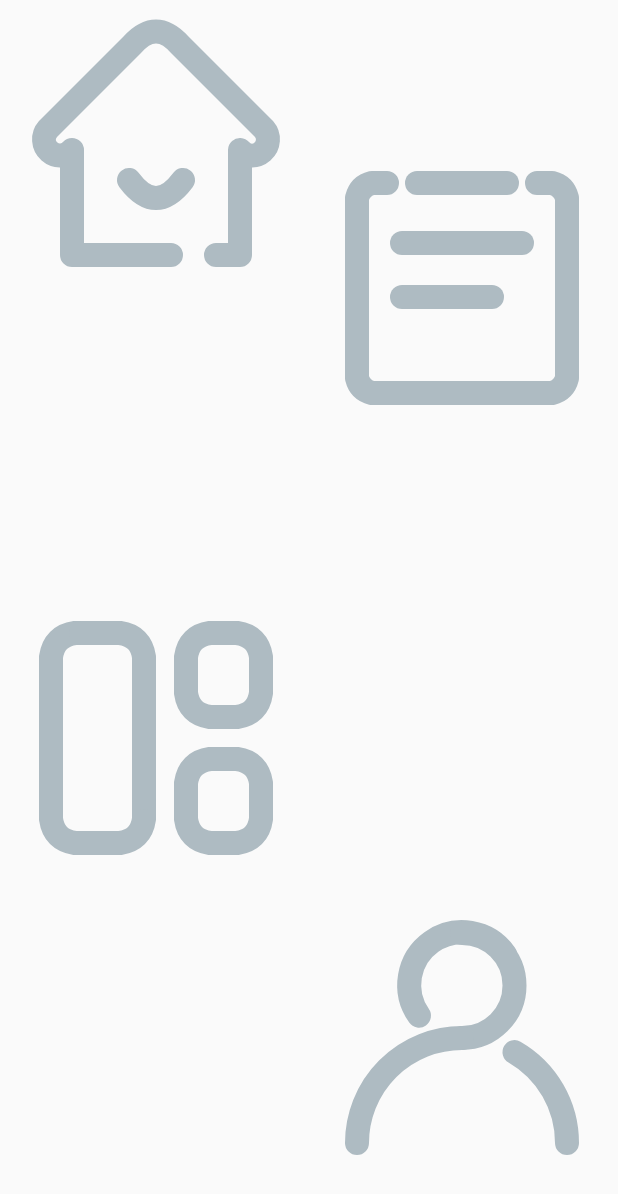
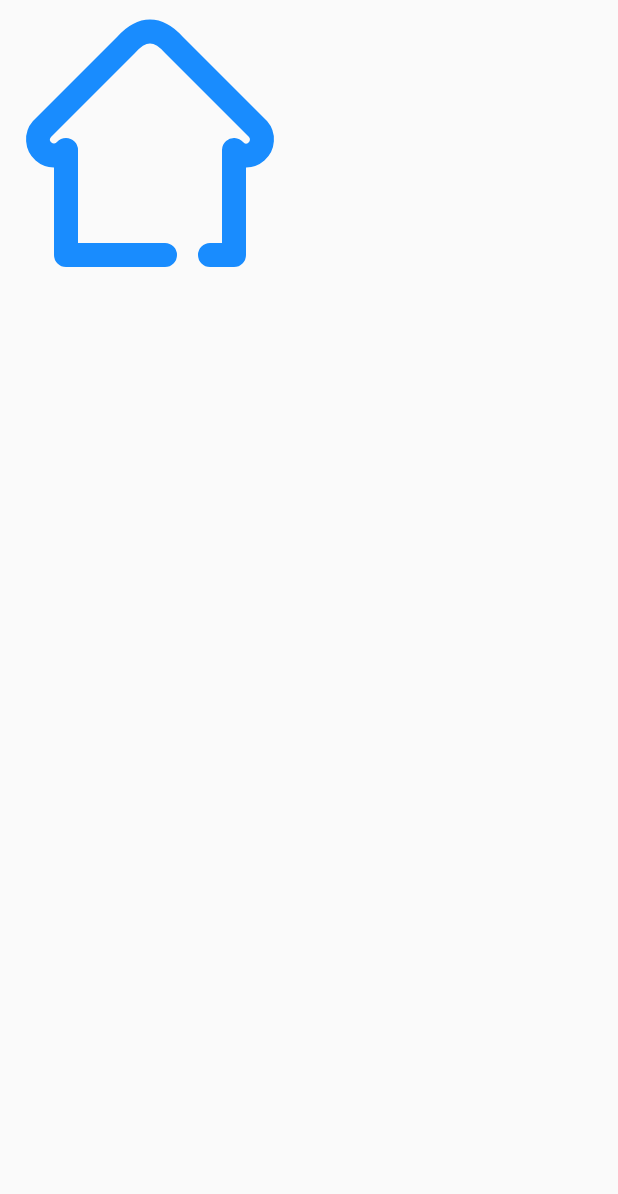
Before and after one commit to docwei2050/VecotorDrawableDemo, an Android app: the screen it shows after launch (MainActivity), on a phone screen of 412 x 824 dp. Shown: the top 1194 px of the screen. Run offline under Robolectric (Android 15) with nearby library versions, the light colour scheme and no system bars.

Commit message:
更新ui

```diff
--- a/app/src/main/java/com/example/vecotordrawabledemo/MainActivity.java
+++ b/app/src/main/java/com/example/vecotordrawabledemo/MainActivity.java
@@ -23,19 +23,19 @@ public class MainActivity extends AppCompatActivity {
         super.onCreate(savedInstanceState);
         setContentView(R.layout.activity_main);
         mImageView1 = (ImageView) findViewById(R.id.imageView);
-        mImageView2 = (ImageView) findViewById(R.id.imageView2);
-        mImageView3 = (ImageView) findViewById(R.id.imageView3);
+      //  mImageView2 = (ImageView) findViewById(R.id.imageView2);
+       /* mImageView3 = (ImageView) findViewById(R.id.imageView3);
         mImageView4 = (ImageView) findViewById(R.id.imageView4);
-
-        mImageView1.setImageResource(R.drawable.selector_tab_home);
+*/
+        mImageView1.setImageResource(R.drawable.path_home_selected);
 
 
         mImageView1.setOnClickListener(new View.OnClickListener() {
             @Override
             public void onClick(View v) {
-                mImageView1.setSelected(true);
-                StateListDrawable drawable = (StateListDrawable) mImageView1.getDrawable();
-                Drawable current =drawable.getCurrent();
+                //mImageView1.setSelected(true);
+                //StateListDrawable drawable = (StateListDrawable) mImageView1.getDrawable();
+                Drawable current =mImageView1.getDrawable();
                 if (current instanceof Animatable) {
                     Animatable animatable = (Animatable) current;
                    animatable.start();
@@ -44,7 +44,7 @@ public class MainActivity extends AppCompatActivity {
             }
         });
 
-        mImageView2.setOnClickListener(new View.OnClickListener() {
+  /*      mImageView2.setOnClickListener(new View.OnClickListener() {
             @Override
             public void onClick(View v) {
                 mImageView2.setSelected(true);
@@ -82,7 +82,7 @@ public class MainActivity extends AppCompatActivity {
                 }
             }
         });
-
+*/
 
     }
 
--- a/app/src/main/res/drawable/path_application_selected.xml
+++ b/app/src/main/res/drawable/path_application_selected.xml
@@ -53,7 +53,7 @@
                 <path
                     android:name="rect_14_path"
                     android:pathData="M60,65 Q61,58 68,57 L77,57 Q84,58 85,65 L85,77 Q84,84 77,85 L68,85 Q61,84 60,77z"
-                    android:strokeWidth="6"
+                    android:strokeWidth="8"
                     android:strokeAlpha="0"
                     android:strokeColor="#46C021"
                     android:strokeLineCap="round"
@@ -107,13 +107,14 @@
             <set android:ordering="sequentially">
                 <objectAnimator
                     android:duration="1"
+                    android:startOffset="250"
                     android:propertyName="strokeAlpha"
                     android:valueFrom="0"
                     android:valueTo="1"
                     android:valueType="floatType" />
                 <objectAnimator
-                    android:duration="125"
-                    android:startOffset="250"
+                    android:duration="375"
+                    android:startOffset="1"
                     android:interpolator="@android:interpolator/accelerate_decelerate"
                     android:propertyName="trimPathEnd"
                     android:valueFrom="0"
@@ -127,13 +128,14 @@
             <set android:ordering="sequentially">
                 <objectAnimator
                     android:duration="1"
+                    android:startOffset="250"
                     android:propertyName="strokeAlpha"
                     android:valueFrom="0"
                     android:valueTo="1"
                     android:valueType="floatType" />
                 <objectAnimator
-                    android:duration="125"
-                    android:startOffset="500"
+                    android:duration="375"
+                    android:startOffset="1"
                     android:interpolator="@android:interpolator/accelerate_decelerate"
                     android:propertyName="trimPathEnd"
                     android:valueFrom="0"
@@ -150,7 +152,7 @@
                 <objectAnimator
                     android:duration="1"
                     android:propertyName="fillAlpha"
-                    android:startOffset="500"
+                    android:startOffset="575"
                     android:valueFrom="0"
                     android:valueTo="1"
                     android:valueType="floatType" />
@@ -164,7 +166,7 @@
                     <objectAnimator
                         android:duration="250"
                         android:propertyName="translateY"
-                        android:startOffset="500"
+                        android:startOffset="576"
                         android:valueFrom="0"
                         android:valueTo="-20"
                         android:valueType="floatType" />
@@ -179,7 +181,7 @@
                     <objectAnimator
                         android:duration="250"
                         android:propertyName="translateX"
-                        android:startOffset="500"
+                        android:startOffset="576"
                         android:valueFrom="0"
                         android:valueTo="-20"
                         android:valueType="floatType" />
--- a/app/src/main/res/drawable/path_expense_record_selected.xml
+++ b/app/src/main/res/drawable/path_expense_record_selected.xml
@@ -88,13 +88,13 @@
             <set android:ordering="sequentially">
                 <objectAnimator
                     android:duration="1"
+                    android:startOffset="125"
                     android:propertyName="strokeAlpha"
                     android:valueFrom="0"
                     android:valueTo="1"
                     android:valueType="floatType" />
                 <objectAnimator
                     android:duration="125"
-                    android:startOffset="125"
                     android:interpolator="@android:interpolator/accelerate_decelerate"
                     android:propertyName="trimPathEnd"
                     android:valueFrom="0"
@@ -110,11 +110,11 @@
                     android:duration="1"
                     android:propertyName="strokeAlpha"
                     android:valueFrom="0"
+                    android:startOffset="251"
                     android:valueTo="1"
                     android:valueType="floatType" />
                 <objectAnimator
                     android:duration="125"
-                    android:startOffset="250"
                     android:interpolator="@android:interpolator/accelerate_decelerate"
                     android:propertyName="trimPathEnd"
                     android:valueFrom="0"
@@ -130,11 +130,11 @@
                     android:duration="1"
                     android:propertyName="strokeAlpha"
                     android:valueFrom="0"
+                    android:startOffset="376"
                     android:valueTo="1"
                     android:valueType="floatType" />
                 <objectAnimator
                     android:duration="125"
-                    android:startOffset="375"
                     android:interpolator="@android:interpolator/accelerate_decelerate"
                     android:propertyName="trimPathEnd"
                     android:valueFrom="0"
@@ -164,7 +164,7 @@
                     <objectAnimator
                         android:duration="200"
                         android:propertyName="translateY"
-                        android:startOffset="400"
+                        android:startOffset="503"
                         android:valueFrom="0"
                         android:valueTo="-30"
                         android:valueType="floatType" />
@@ -179,7 +179,7 @@
                     <objectAnimator
                         android:duration="200"
                         android:propertyName="translateX"
-                        android:startOffset="400"
+                        android:startOffset="503"
                         android:valueFrom="0"
                         android:valueTo="-30"
                         android:valueType="floatType" />
--- a/app/src/main/res/drawable/path_home_selected.xml
+++ b/app/src/main/res/drawable/path_home_selected.xml
@@ -40,6 +40,7 @@
                         android:name="rect_12_path"
                         android:pathData="M41 60 Q50,72 59,60"
                         android:strokeWidth="8"
+                        android:strokeAlpha="0"
                         android:strokeColor="#198CFE"
                         android:strokeLineCap="round"
                         android:strokeLineJoin="round" />
@@ -63,14 +64,22 @@
     </target>
     <target android:name="rect_12_path">
         <aapt:attr name="android:animation">
+            <set android:ordering="sequentially">
+                <objectAnimator
+                    android:duration="1"
+                    android:propertyName="strokeAlpha"
+                    android:valueFrom="0"
+                    android:startOffset="302"
+                    android:valueTo="1"
+                    android:valueType="floatType" />
                 <objectAnimator
                     android:duration="100"
                     android:interpolator="@android:interpolator/linear"
                     android:propertyName="trimPathEnd"
-                android:startOffset="200"
                     android:valueFrom="0"
                     android:valueTo="1"
                     android:valueType="floatType" />
+            </set>
         </aapt:attr>
     </target>
     <target android:name="bubble">
@@ -78,7 +87,7 @@
             <objectAnimator
                 android:duration="1"
                 android:propertyName="fillAlpha"
-                android:startOffset="400"
+                android:startOffset="500"
                 android:valueFrom="0"
                 android:valueTo="1"
                 android:valueType="floatType" />
@@ -91,7 +100,7 @@
                     <objectAnimator
                         android:duration="200"
                         android:propertyName="translateY"
-                        android:startOffset="400"
+                        android:startOffset="500"
                         android:valueFrom="0"
                         android:valueTo="-20"
                         android:valueType="floatType" />
@@ -106,7 +115,7 @@
                     <objectAnimator
                         android:duration="200"
                         android:propertyName="translateX"
-                        android:startOffset="400"
+                        android:startOffset="500"
                         android:valueFrom="0"
                         android:valueTo="-18"
                         android:valueType="floatType" />
--- a/app/src/main/res/drawable/path_mine_selected.xml
+++ b/app/src/main/res/drawable/path_mine_selected.xml
@@ -76,7 +76,7 @@
                     android:valueTo="1"
                     android:valueType="floatType" />
                 <objectAnimator
-                    android:duration="125"
+                    android:duration="150"
                     android:interpolator="@android:interpolator/accelerate_decelerate"
                     android:propertyName="trimPathEnd"
                     android:valueFrom="0"
@@ -90,15 +90,15 @@
             <set android:ordering="sequentially">
                 <objectAnimator
                     android:duration="1"
+                    android:startOffset="151"
                     android:propertyName="strokeAlpha"
                     android:valueFrom="0"
                     android:valueTo="1"
                     android:valueType="floatType" />
                 <objectAnimator
-                    android:duration="125"
+                    android:duration="150"
                     android:interpolator="@android:interpolator/accelerate_decelerate"
                     android:propertyName="trimPathEnd"
-                    android:startOffset="125"
                     android:valueFrom="0"
                     android:valueTo="1"
                     android:valueType="floatType" />
@@ -112,13 +112,13 @@
                     android:duration="1"
                     android:propertyName="strokeAlpha"
                     android:valueFrom="0"
+                    android:startOffset="302"
                     android:valueTo="1"
                     android:valueType="floatType" />
                 <objectAnimator
-                    android:duration="125"
+                    android:duration="200"
                     android:interpolator="@android:interpolator/accelerate_decelerate"
                     android:propertyName="trimPathEnd"
-                    android:startOffset="250"
                     android:valueFrom="0"
                     android:valueTo="1"
                     android:valueType="floatType" />
@@ -133,12 +133,12 @@
                     android:propertyName="strokeAlpha"
                     android:valueFrom="0"
                     android:valueTo="1"
+                    android:startOffset="503"
                     android:valueType="floatType" />
                 <objectAnimator
-                    android:duration="125"
+                    android:duration="150"
                     android:interpolator="@android:interpolator/accelerate_decelerate"
                     android:propertyName="trimPathEnd"
-                    android:startOffset="375"
                     android:valueFrom="0"
                     android:valueTo="1"
                     android:valueType="floatType" />
@@ -152,7 +152,7 @@
                 <objectAnimator
                     android:duration="1"
                     android:propertyName="fillAlpha"
-                    android:startOffset="500"
+                    android:startOffset="650"
                     android:valueFrom="0"
                     android:valueTo="1"
                     android:valueType="floatType" />
@@ -167,7 +167,7 @@
                     <objectAnimator
                         android:duration="250"
                         android:propertyName="translateY"
-                        android:startOffset="400"
+                        android:startOffset="651"
                         android:valueFrom="0"
                         android:valueTo="-15"
                         android:valueType="floatType" />
@@ -182,7 +182,7 @@
                     <objectAnimator
                         android:duration="250"
                         android:propertyName="translateX"
-                        android:startOffset="400"
+                        android:startOffset="651"
                         android:valueFrom="0"
                         android:valueTo="-15"
                         android:valueType="floatType" />
--- a/app/src/main/res/drawable/selector_tab_application.xml
+++ b/app/src/main/res/drawable/tab_application.xml
@@ -1,5 +1,5 @@
 <?xml version="1.0" encoding="utf-8"?>
 <selector xmlns:android="http://schemas.android.com/apk/res/android" >
     <item android:drawable="@drawable/path_application_selected" android:state_selected="true"/>
-    <item android:drawable="@drawable/path_application_unselect" android:state_selected="false"/>
+    <item android:drawable="@drawable/path_application_unselect" />
 </selector>
--- a/app/src/main/res/drawable/selector_tab_expense_record.xml
+++ b/app/src/main/res/drawable/tab_expense_record.xml
@@ -1,5 +1,5 @@
 <?xml version="1.0" encoding="utf-8"?>
 <selector xmlns:android="http://schemas.android.com/apk/res/android" >
-    <item android:drawable="@drawable/path_expense_record_unselect" android:state_selected="false"/>
+    <item android:drawable="@drawable/path_expense_record_unselect" />
     <item android:drawable="@drawable/path_expense_record_selected" android:state_selected="true"/>
 </selector>
--- a/app/src/main/res/drawable/selector_tab_home.xml
+++ b/app/src/main/res/drawable/tab_home.xml
@@ -1,5 +1,5 @@
 <?xml version="1.0" encoding="utf-8"?>
 <selector xmlns:android="http://schemas.android.com/apk/res/android" >
-    <item android:drawable="@drawable/path_home_unselect" android:state_selected="false"/>
+    <item android:drawable="@drawable/path_home_unselect" />
     <item android:drawable="@drawable/path_home_selected" android:state_selected="true"/>
 </selector>
--- a/app/src/main/res/drawable/selector_tab_mine.xml
+++ b/app/src/main/res/drawable/tab_mine.xml
@@ -1,5 +1,5 @@
 <?xml version="1.0" encoding="utf-8"?>
 <selector xmlns:android="http://schemas.android.com/apk/res/android" >
     <item android:drawable="@drawable/path_mine_selected" android:state_selected="true"/>
-    <item android:drawable="@drawable/path_mine_unselect" android:state_selected="false"/>
+    <item android:drawable="@drawable/path_mine_unselect" />
 </selector>
--- a/app/src/main/res/layout/activity_main.xml
+++ b/app/src/main/res/layout/activity_main.xml
@@ -11,15 +11,13 @@
         android:id="@+id/imageView"
         android:layout_width="200dp"
         android:layout_height="200dp"
-        app:layout_constraintBottom_toTopOf="@+id/imageView2"
-        app:layout_constraintEnd_toStartOf="@+id/imageView2"
         app:layout_constraintHorizontal_bias="0.052"
         app:layout_constraintStart_toStartOf="parent"
         app:layout_constraintTop_toTopOf="parent"
         app:layout_constraintVertical_bias="0.0"
         />
 
-    <ImageView
+ <!--   <ImageView
         android:id="@+id/imageView2"
         android:layout_width="200dp"
         android:layout_height="200dp"
@@ -28,7 +26,7 @@
         app:layout_constraintHorizontal_bias="1"
         app:layout_constraintStart_toEndOf="@+id/imageView"
         app:layout_constraintTop_toTopOf="parent"
-        app:srcCompat="@drawable/selector_tab_expense_record" />
+        app:srcCompat="@drawable/tab_expense_record" />
 
     <ImageView
         android:id="@+id/imageView3"
@@ -38,7 +36,7 @@
         app:layout_constraintEnd_toStartOf="@+id/imageView4"
         app:layout_constraintHorizontal_bias="0.0"
         app:layout_constraintStart_toStartOf="parent"
-        app:srcCompat="@drawable/selector_tab_application" />
+        app:srcCompat="@drawable/tab_application" />
 
     <ImageView
         android:id="@+id/imageView4"
@@ -49,5 +47,5 @@
         app:layout_constraintEnd_toEndOf="parent"
         app:layout_constraintHorizontal_bias="1.0"
         app:layout_constraintStart_toEndOf="@+id/imageView3"
-        app:srcCompat="@drawable/selector_tab_mine" />
+        app:srcCompat="@drawable/tab_mine" />-->
 </androidx.constraintlayout.widget.ConstraintLayout>
```
Lines whose indentation alone changed are shown as unchanged.
